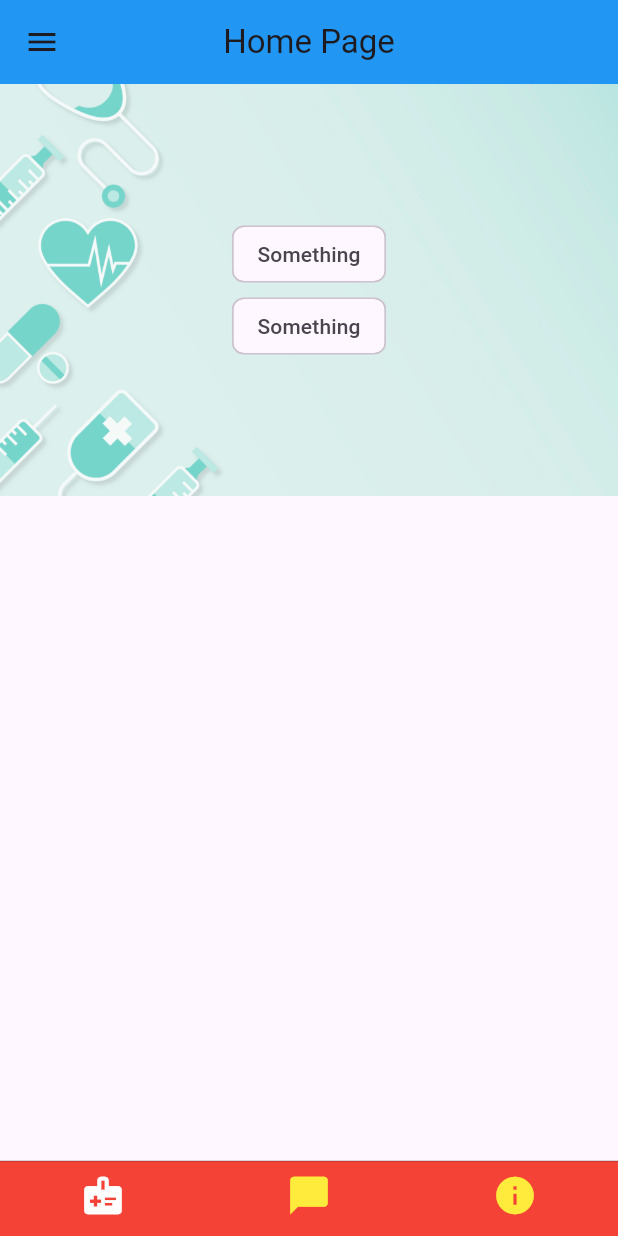
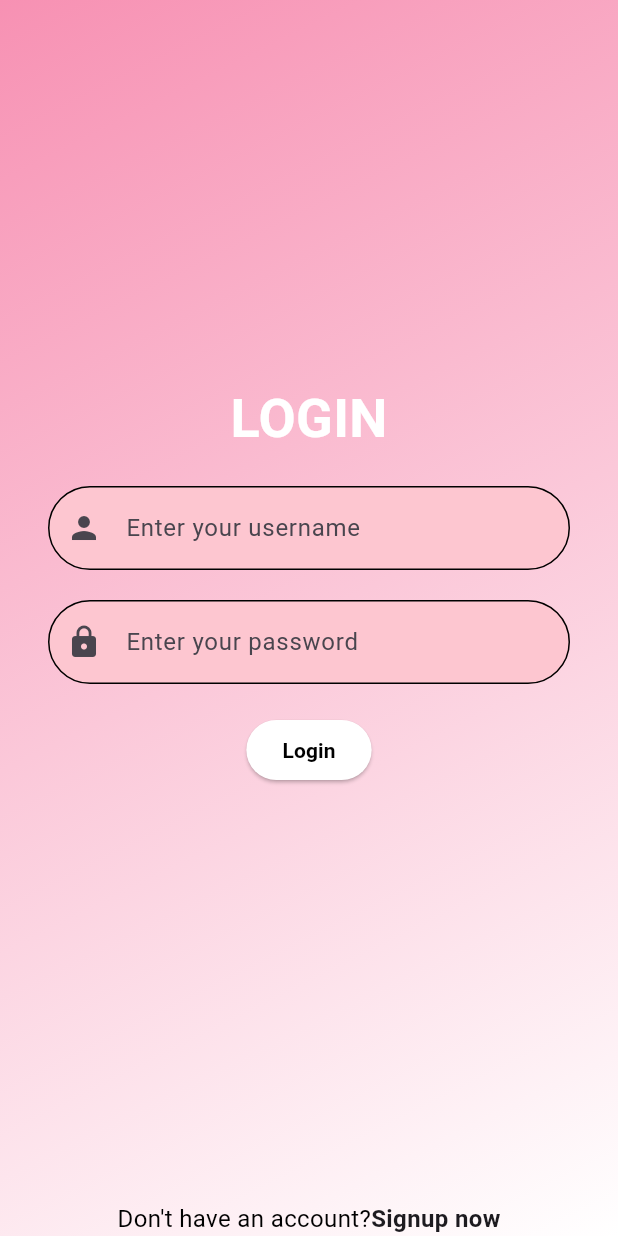
Before and after one commit to attreyee-muk/sakhi_app, a Flutter app: the screen it shows after launch, on a phone screen of 412 x 824 dp. Run offline on Flutter 3.47's test engine with Material 3 defaults, Android fonts, the phone set to English and light mode, and no system bars; missing offline and left inert: dialog_flowtter.

Commit message:
Login and Sign Up

```diff
--- a/lib/faqs.dart
+++ b/lib/faqs.dart
@@ -21,9 +21,9 @@ class InsightsPage extends StatefulWidget {
 
 class _InsightsPageState extends State<InsightsPage> {
   final List<Item> items = [
-    Item(heading: "HIhi", body: "hello"),
-    Item(heading: "HsdfsI", body: "hellohi"),
-    Item(heading: "HsdfsdfsI", body: "hellohihello"),
+    Item(heading: "What are the symptoms of PCOS", body: "Polycystic ovary syndrome is caused by an imbalance of androgens. Common symptoms include ovarian cysts, irregular menstrual periods, and hair on the face and body."),
+    Item(heading: "What are the symptoms of Endometriosis", body: "Endometriosis is a chronic condition where tissue similar to the lining of the uterus, called endometrium, grows outside the uterus. Common symptoms of endometriosis include debilitating pelvic pain, especially during menstruation, intercourse, or bowel movements. Women with endometriosis often experience heavy menstrual bleeding, irregular periods, and may have difficulty conceiving. Chronic pelvic pain can significantly impact daily activities and quality of life. In some cases, endometriosis may lead to the formation of scar tissue and adhesions, potentially causing organs to stick together."),
+    Item(heading: "What are the symptoms of UTI", body: "Urinary Tract Infection (UTI) is characterized by various symptoms stemming from the inflammation of the urinary tract, commonly caused by bacteria. The hallmark symptom is a persistent, burning sensation during urination. Individuals with UTIs may experience increased urgency and frequency of urination, often accompanied by lower abdominal pain or discomfort. The urine may appear cloudy or have a strong, unpleasant odor."),
   ];
   @override
   Widget build(BuildContext context) {
--- /dev/null
+++ b/lib/login_page.dart
@@ -0,0 +1,134 @@
+import 'package:flutter/cupertino.dart';
+import 'package:flutter/material.dart';
+import 'package:flutter_pages/signup_page.dart';
+
+class LoginPage extends StatefulWidget {
+  const LoginPage({super.key});
+
+  @override
+  State<LoginPage> createState() => _LoginPageState();
+}
+
+class _LoginPageState extends State<LoginPage> {
+  void tosignuppage() {
+    Navigator.of(context).push(MaterialPageRoute(builder: (context) {
+      return SignUpPage();
+    }));
+  }
+
+  String name = "";
+  @override
+  Widget build(BuildContext context) {
+    final TextEditingController usercontroller = TextEditingController();
+    final TextEditingController passcontroller = TextEditingController();
+    final borderprops = OutlineInputBorder(borderRadius: BorderRadius.all(Radius.circular(30)));
+    return Scaffold(
+        body: SafeArea(
+            child: Container(
+             decoration: BoxDecoration(
+        gradient: LinearGradient(
+          colors: [
+            Color.fromARGB(255, 247, 145, 179),
+            Colors.white,
+          ],
+          begin: Alignment.topLeft,
+          end: Alignment.bottomRight,
+        ),
+      ),
+
+
+              padding: EdgeInsets.symmetric(horizontal: 32),
+      child: Column(
+        crossAxisAlignment: CrossAxisAlignment.center,
+        children: [
+          //Text("HI ${name}"),
+          Flexible(
+            child: Container(),
+            flex: 2,
+          ),
+          Text(
+            "LOGIN",
+            style: TextStyle(
+                fontSize: 36, fontWeight: FontWeight.bold, color: Colors.white),
+          ),
+          SizedBox(
+            height: 20,
+          ),
+          TextField(
+            controller: usercontroller,
+            decoration: InputDecoration(
+              fillColor: Color.fromRGBO(253, 198, 208, 100),
+              filled: true,
+              enabledBorder: borderprops,
+              disabledBorder: borderprops,
+              focusedBorder: borderprops,
+              hintText: "Enter your username",
+              prefixIcon: Icon(Icons.person),
+            ),
+            keyboardType: TextInputType.text,
+          ),
+          SizedBox(
+            height: 20,
+          ),
+          TextField(
+            controller: passcontroller,
+            decoration: InputDecoration(
+              fillColor: Color.fromRGBO(253, 198, 208, 100),
+              filled: true,
+              enabledBorder: borderprops,
+              disabledBorder: borderprops,
+              focusedBorder: borderprops,
+              hintText: "Enter your password",
+              prefixIcon: Icon(Icons.lock),
+            ),
+            keyboardType: TextInputType.text,
+            obscureText: true,
+          ),
+          SizedBox(
+            height: 20,
+          ),
+          ElevatedButton(
+            onPressed: () {
+              setState(() {
+                name = usercontroller.text;
+              });
+            },
+            child: Text("Login",style: TextStyle(
+              fontWeight: FontWeight.bold,
+              color: Colors.black
+            ),),
+            style: ElevatedButton.styleFrom(
+              backgroundColor: Colors.white,
+              shape: RoundedRectangleBorder(
+                  borderRadius: BorderRadius.all(Radius.circular(20))),
+            ),
+          ),
+          const SizedBox(height: 24),
+          Flexible(
+            child: Container(),
+            flex: 2,
+          ),
+          Row(mainAxisAlignment: MainAxisAlignment.center, children: [
+            const Text(
+              "Don't have an account?",
+              style: TextStyle(
+                color: Colors.black,
+                fontSize: 16,
+              ),
+            ),
+            GestureDetector(
+              onTap: tosignuppage,
+              child: Text(
+                "Signup now",
+                style: TextStyle(
+                  fontWeight: FontWeight.bold,
+                  fontSize: 16,
+                ),
+              ),
+            )
+          ])
+        ],
+      ),
+    )));
+  }
+}
--- a/lib/main.dart
+++ b/lib/main.dart
@@ -7,6 +7,8 @@ import 'package:flutter_pages/faqs.dart';
 import 'package:flutter_pages/home_page.dart';
 
 import 'package:dialog_flowtter/dialog_flowtter.dart';
+import 'package:flutter_pages/splash_screen.dart';
+import 'package:flutter_pages/login_page.dart';
 
 void main() {
   runApp(const MyApp());
@@ -20,29 +22,12 @@ class MyApp extends StatefulWidget {
 }
 
 class _MyAppState extends State<MyApp> {
-  int _page=0;
-  late PageController pageController;
-  final List messages=[];
 
-  void navigationTapped(int page){
-    pageController.jumpToPage(page);
-  }
-
-  void pagechanged(int page){
-    setState(() {
-      _page=page;
-    });
-  }
-  @override
-  void initState() {
-    super.initState();
-    pageController=PageController();
-  }
 
   // This widget is the root of your application.
   @override
   Widget build(BuildContext context) {
-    final List<String> list1 = ["ChatBot", "Dashboard"];
+
     return MaterialApp(
       title: 'Home Page',
       theme: ThemeData(
@@ -50,86 +35,8 @@ class _MyAppState extends State<MyApp> {
         useMaterial3: true,
       ),
       debugShowCheckedModeBanner: false,
-      home: Scaffold(
-        backgroundColor: Colors.pink,
-        appBar: AppBar(
-          title: const Text("Home Page"),
-          centerTitle: true,
-          backgroundColor: Colors.blue,
-          actions: [],
-        ),
-        drawer: Drawer(
-          child: Column(
-            children: [
-              Container(
-                height: 250,
-                width: double.infinity,
-                color: Colors.green,
-                child: const Column(
-                  //crossAxisAlignment: CrossAxisAlignment.center,
-                  mainAxisAlignment: MainAxisAlignment.center,
-                  children: [
-                    CircleAvatar(
-                      //backgroundImage: NetworkImage(""),
-                      radius: 60,
-                    ),
-                    Text(
-                      "Hi <Username>",
-                      style: TextStyle(
-                        fontWeight: FontWeight.bold,
-                        color: Colors.white,
-                      ),
-                    )
-                  ],
-                ),
-              ),
-              Expanded(
-                child: ListView.builder(
-                  itemBuilder: ((context, index) {
-                    return Padding(
-                      padding: const EdgeInsets.all(16.0),
-                      child: Chip(
-                        label: Text(list1[index]),
-                      ),
-                    );
-                  }),
-                  itemCount: list1.length,
-                  scrollDirection: Axis.vertical,
-                ),
-              )
-            ],
-          ),
-        ),
-        body: PageView(
-          physics: NeverScrollableScrollPhysics(),
-          children:  [
-            HomePage(),
-            Home(),
-            InsightsPage()
-          ],
-          controller: pageController,
-          onPageChanged: pagechanged,
-        ),
-        bottomNavigationBar: CupertinoTabBar(
-          backgroundColor: Colors.red,
-          items:  [
-            BottomNavigationBarItem(
-            icon: Icon(Icons.medical_information,
-            color: _page==0?Colors.white:Colors.yellow
-            ),
-            ),
-            BottomNavigationBarItem(
-            icon: Icon(Icons.chat_bubble,
-            color:_page==1?Colors.white:Colors.yellow,),
-            ),
-            BottomNavigationBarItem(
-              icon: Icon(Icons.info,
-              color:_page==2?Colors.white:Colors.yellow,),
-            ),
-            ],
-            onTap: navigationTapped,
-        ),
-      ),
+      home : SplashScreen(),
+      // home:
     );
   }
 }
```
Also changed, not shown: lib/first_page.dart (added, +122 -0 lines), lib/signup_page.dart (added, +120 -0 lines), lib/splash_screen.dart (added, +71 -0 lines), pubspec.yaml (+9 -1 lines), assets/background_sakhi.png (added), assets/sakhi_cropped_circle.png (added), pubspec.lock, 1 other file.
